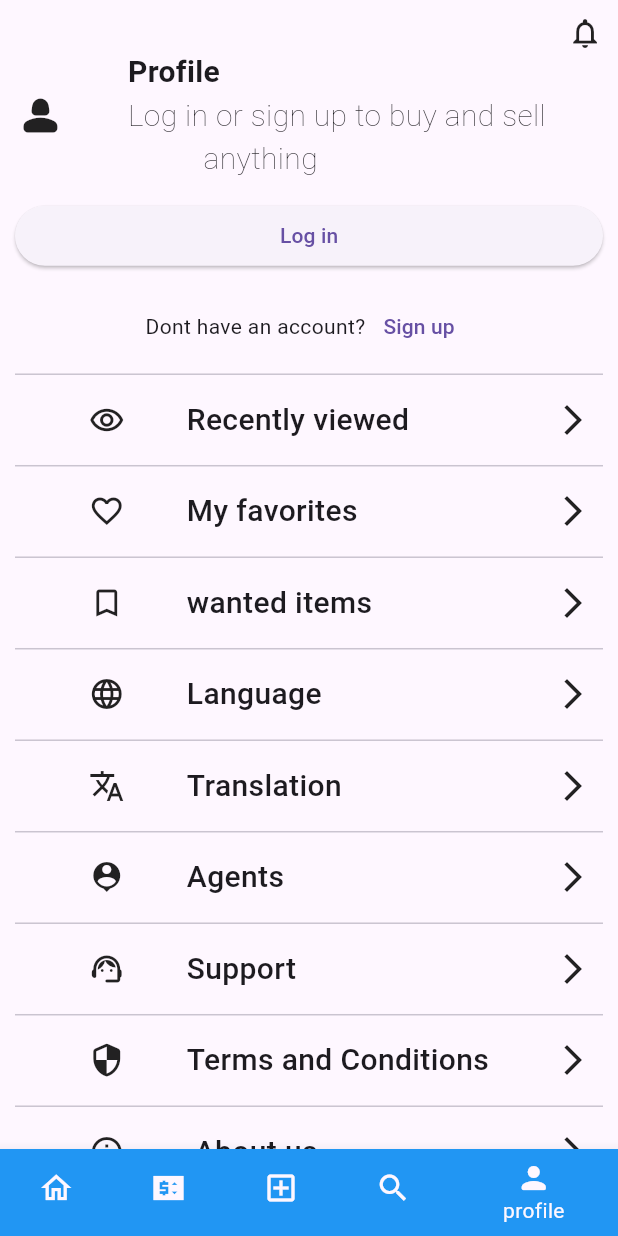
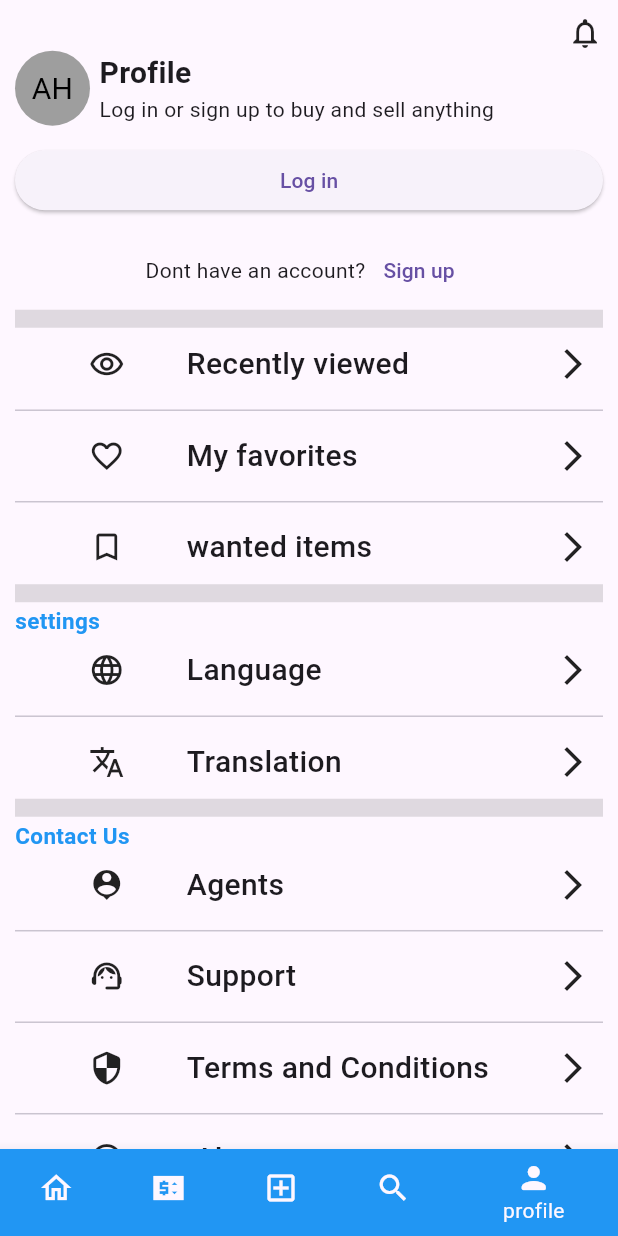
Before and after one commit to Eng-AkramShaker/Show-Ads-America, a Flutter app: the screen it shows after launch, item 5 of the bottom bar chosen, on a phone screen of 412 x 824 dp. Run offline on Flutter 3.47's test engine with Material 3 defaults, Android fonts, the phone set to English and light mode, and no system bars; drawn by our look-alikes of auto_size_text; our stand-ins replace font_awesome_flutter, intl_phone_field; missing offline and left inert: flexible_grid_view; network calls fail.

Commit message:
profile tab updated

```diff
--- a/lib/sccreens/Home/tabs/profile/profileTab.dart
+++ b/lib/sccreens/Home/tabs/profile/profileTab.dart
@@ -1,3 +1,5 @@
+import 'package:auto_size_text/auto_size_text.dart';
+import 'package:flutter/cupertino.dart';
 import 'package:flutter/material.dart';
 import 'package:font_awesome_flutter/font_awesome_flutter.dart';
 import 'package:for_sale/widgets/coustm%20texts.dart';
@@ -31,11 +33,13 @@ class _ProfileTabState extends State<ProfileTab> {
           child: Padding(
             padding: const EdgeInsets.all(10),
             child: Column(
+              crossAxisAlignment: CrossAxisAlignment.start,
               children: [
                 //this row for notification icon
                 Row(
                   mainAxisAlignment: MainAxisAlignment.end,
                   children: [
+
                     Icon(
                       Icons.notifications_none_outlined,
                       size: height * width * 0.00007,
@@ -46,12 +50,14 @@ class _ProfileTabState extends State<ProfileTab> {
                 Row(
                   children: [
                     //this for profile img
-                    Icon(
-                      Icons.person_2_rounded,
-                      size: width * height * 0.0001,
+                    CircleAvatar(
+                      radius: 25,
+                      backgroundColor: Colors.grey,
+                      child:  customText( text:'AH', size: 20, ),
                     ),
+
                     SizedBox(
-                      width: width * 0.1,
+                      width: width * 0.015,
                     ),
                     const Column(
                       crossAxisAlignment: CrossAxisAlignment.start,
@@ -60,11 +66,13 @@ class _ProfileTabState extends State<ProfileTab> {
                           "Profile",
                           style: TextStyle(fontWeight: FontWeight.bold, fontSize: 20),
                         ),
-                        Text(
-                          '''Log in or sign up to buy and sell
-          anything''',
-                          style: TextStyle(fontWeight: FontWeight.w200, fontSize: 20),
+                        AutoSizeText(
+                            "Log in or sign up to buy and sell anything",
+                          minFontSize: 12,
+                          maxFontSize: 20,
+                          overflow: TextOverflow.ellipsis,
                         ),
+
                       ],
                     )
                   ],
@@ -100,7 +108,10 @@ class _ProfileTabState extends State<ProfileTab> {
                         child: const Text('Sign up'))
                   ],
                 ),
-                const Divider(),
+                const Divider(
+                  color: Colors.black12,
+                  thickness: 12,
+                ),
                 profileTabs(width, Icons.remove_red_eye_outlined, "Recently viewed", () {
                   Navigator.pushNamed(context, RecentlyViewed.routeName);
                 }),
@@ -110,7 +121,13 @@ class _ProfileTabState extends State<ProfileTab> {
                 }),
                 const Divider(),
                 profileTabs(width, Icons.bookmark_border, "wanted items", () {}),
-                const Divider(),
+
+                const Divider(
+                  color: Colors.black12,
+                  thickness: 12,
+                ),
+                customText(text: "settings", size:  15,color: Colors.blue,fontweight: FontWeight.bold,textAlign: TextAlign.start),
+
                 profileTabs(width, Icons.language_outlined, "Language", () {
                   //our language bottom sheet
 
@@ -245,7 +262,11 @@ class _ProfileTabState extends State<ProfileTab> {
                     },
                   );
                 }),
-                divider(),
+                const Divider(
+                  color: Colors.black12,
+                  thickness: 12,
+                ),
+                customText(text: "Contact Us", size:  15,color: Colors.blue,fontweight: FontWeight.bold,textAlign: TextAlign.start),
                 profileTabs(width, Icons.person_pin, "Agents", () {}),
                 divider(),
                 profileTabs(width, Icons.support_agent_rounded, "Support", () {}),
--- a/lib/widgets/coustm texts.dart
+++ b/lib/widgets/coustm texts.dart
@@ -1,13 +1,15 @@
 
 import 'package:flutter/material.dart';
 
-Text customText({required text, required double size, color, fontweight}) {
+Text customText({required text, required double size, color, fontweight,textAlign}) {
   return Text(
     text ?? '',
+    textAlign: textAlign ?? TextAlign.center,
     style: TextStyle(
       color: color ?? Colors.black,
       fontSize: size ?? 20,
       fontWeight: fontweight ?? FontWeight.normal,
+
     ),
   );
 }
--- a/pubspec.yaml
+++ b/pubspec.yaml
@@ -37,6 +37,7 @@ dependencies:
   font_awesome_flutter: ^10.7.0
   flexible_grid_view: ^0.0.2
   intl_phone_field: ^3.2.0
+  auto_size_text: ^3.0.0
 
 dev_dependencies:
   flutter_test:
```
Also changed, not shown: pubspec.lock.
